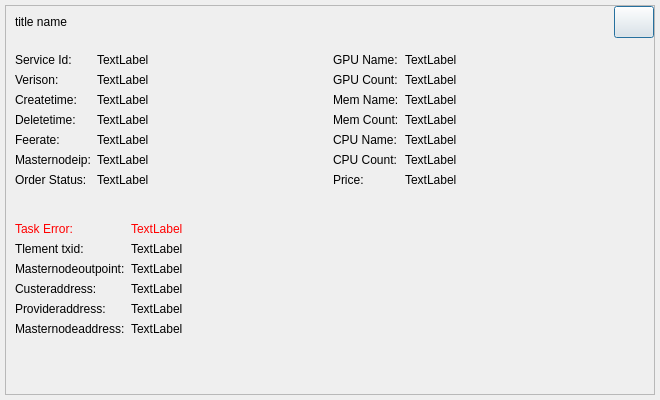
The window that src/qt/forms/dockerorderdescdialog.ui (MassGrid/MassGrid) describes before a commit, drawn with Qt 5.
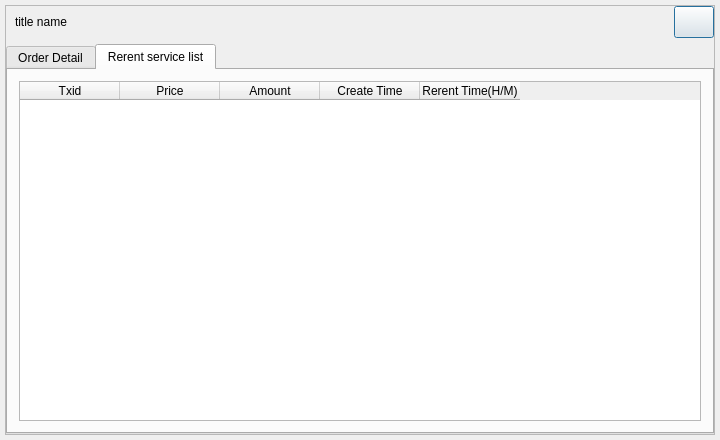
The same window after the commit. The open tabs and pages were chosen to show the change.

Commit message: update rerent service and fix order detail list

The edit to the form file:
```diff
--- a/src/qt/forms/dockerorderdescdialog.ui
+++ b/src/qt/forms/dockerorderdescdialog.ui
@@ -6,8 +6,8 @@
    <rect>
     <x>0</x>
     <y>0</y>
-    <width>660</width>
-    <height>400</height>
+    <width>720</width>
+    <height>440</height>
    </rect>
   </property>
   <property name="windowTitle">
@@ -55,7 +55,7 @@
         <property name="frameShadow">
          <enum>QFrame::Raised</enum>
         </property>
-        <layout class="QVBoxLayout" name="verticalLayout" stretch="1,0">
+        <layout class="QVBoxLayout" name="verticalLayout" stretch="1,10">
          <property name="leftMargin">
           <number>0</number>
          </property>
@@ -118,18 +118,14 @@
           </layout>
          </item>
          <item>
-          <widget class="QFrame" name="frame">
-           <property name="styleSheet">
-            <string notr="true">QFrame#frame{
-border:hidden;
-}</string>
+          <widget class="QTabWidget" name="tabWidget">
+           <property name="currentIndex">
+            <number>0</number>
            </property>
-           <property name="frameShape">
-            <enum>QFrame::StyledPanel</enum>
-           </property>
-           <property name="frameShadow">
-            <enum>QFrame::Raised</enum>
-           </property>
+           <widget class="QWidget" name="tab">
+            <attribute name="title">
+             <string>Order Detail</string>
+            </attribute>
            <layout class="QVBoxLayout" name="verticalLayout_2">
             <item>
              <layout class="QHBoxLayout" name="horizontalLayout_2">
@@ -479,6 +475,60 @@
              </layout>
             </item>
            </layout>
+            <zorder></zorder>
+            <zorder></zorder>
+            <zorder></zorder>
+            <zorder></zorder>
+            <zorder></zorder>
+           </widget>
+           <widget class="QWidget" name="tab_2">
+            <attribute name="title">
+             <string>Rerent service list</string>
+            </attribute>
+            <layout class="QGridLayout" name="gridLayout">
+             <property name="leftMargin">
+              <number>11</number>
+             </property>
+             <property name="topMargin">
+              <number>11</number>
+             </property>
+             <property name="rightMargin">
+              <number>11</number>
+             </property>
+             <property name="bottomMargin">
+              <number>11</number>
+             </property>
+             <item row="0" column="0">
+              <widget class="QTableWidget" name="reletTableWidget">
+               <column>
+                <property name="text">
+                 <string>Txid</string>
+                </property>
+               </column>
+               <column>
+                <property name="text">
+                 <string>Price</string>
+                </property>
+               </column>
+               <column>
+                <property name="text">
+                 <string>Amount</string>
+                </property>
+               </column>
+               <column>
+                <property name="text">
+                 <string>Create Time</string>
+                </property>
+               </column>
+               <column>
+                <property name="text">
+                 <string>Rerent Time(H/M)</string>
+                </property>
+               </column>
+              </widget>
+             </item>
+            </layout>
+           </widget>
           </widget>
          </item>
         </layout>
```
Lines whose indentation alone changed are shown as unchanged. The commit also changes 24 other files.
